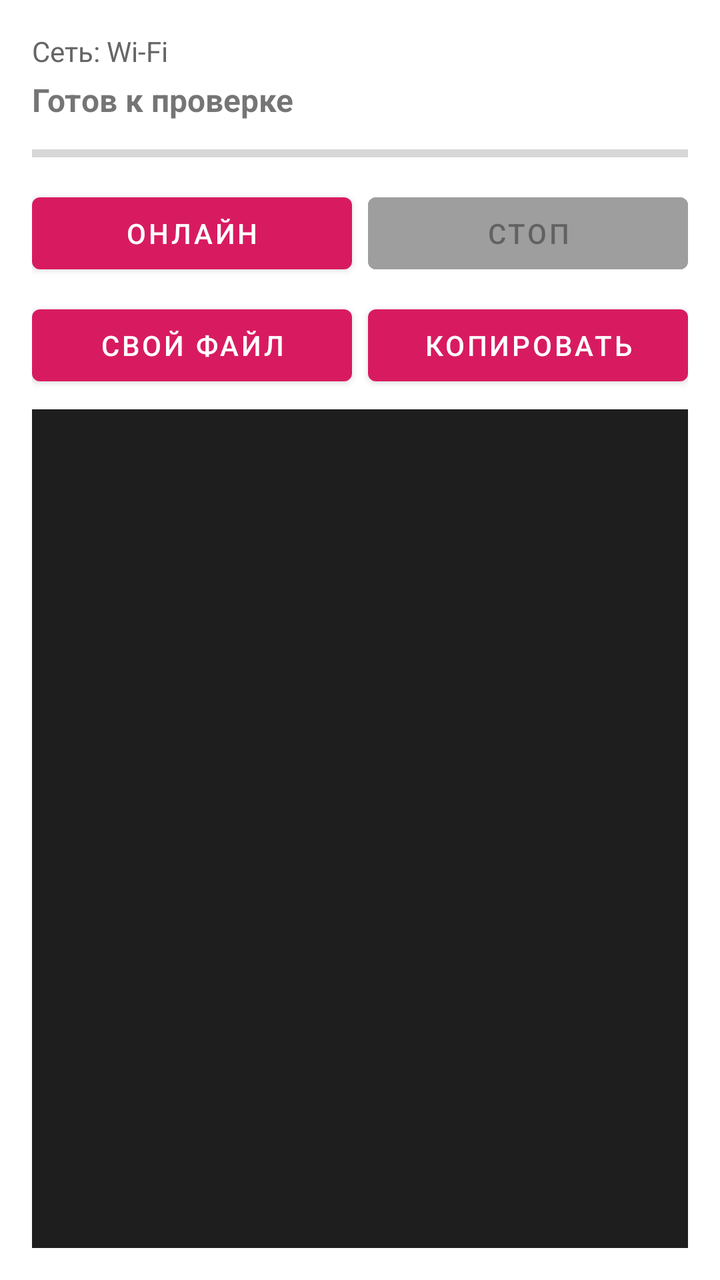
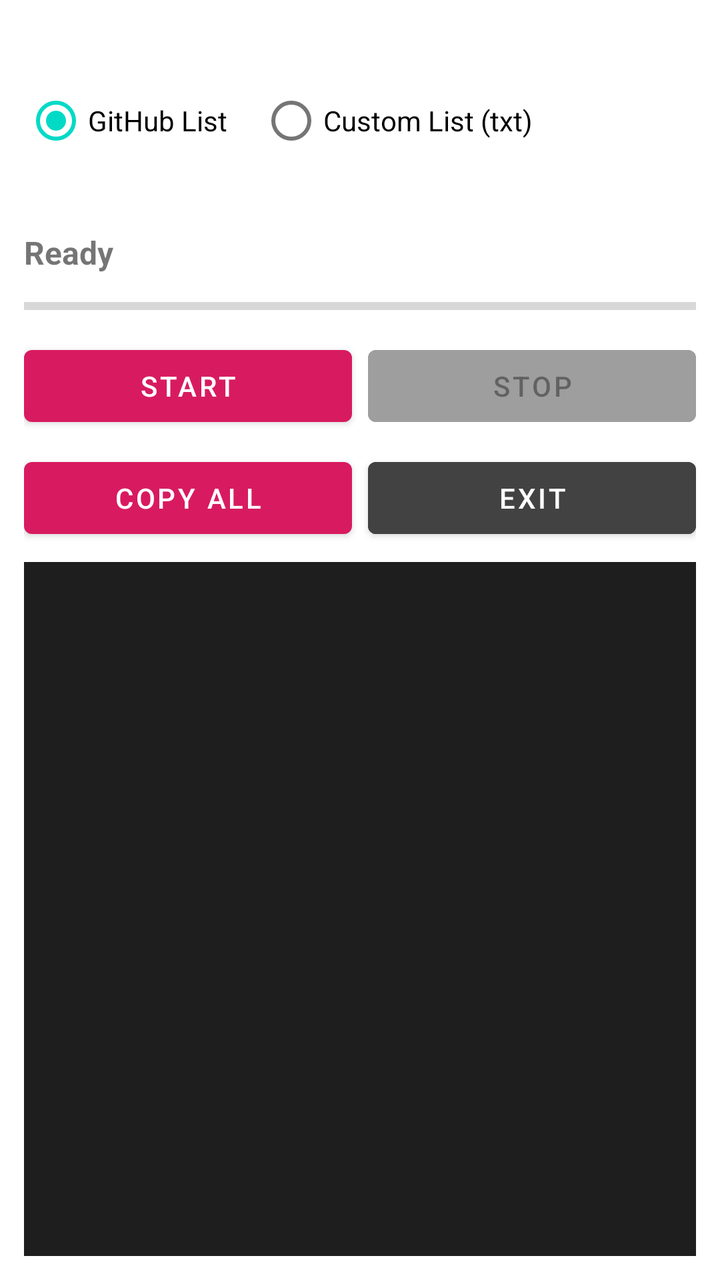

Screens rendered from an Android XML layout before and after an edit, with the pre-edit source and the edit as a unified diff.
<!-- AndroidManifest.xml: application theme Theme.MtChecker -->
<!-- res/layout/activity_main.xml -->
<?xml version="1.0" encoding="utf-8"?>
<LinearLayout xmlns:android="http://schemas.android.com/apk/res/android"
    android:layout_width="match_parent"
    android:layout_height="match_parent"
    android:orientation="vertical"
    android:padding="16dp">

    <TextView
        android:id="@+id/networkText"
        android:layout_width="match_parent"
        android:layout_height="wrap_content"
        android:text="Сеть: Wi-Fi"
        android:textSize="14sp"
        android:textColor="#666666"
        android:layout_marginBottom="4dp"/>

    <TextView
        android:id="@+id/statusText"
        android:layout_width="match_parent"
        android:layout_height="wrap_content"
        android:text="Готов к проверке"
        android:textSize="16sp"
        android:textStyle="bold"
        android:layout_marginBottom="8dp"/>

    <ProgressBar
        android:id="@+id/progressBar"
        style="?android:attr/progressBarStyleHorizontal"
        android:layout_width="match_parent"
        android:layout_height="wrap_content"
        android:max="100"
        android:progress="0"
        android:layout_marginBottom="8dp"/>

    
    <LinearLayout
        android:layout_width="match_parent"
        android:layout_height="wrap_content"
        android:orientation="horizontal"
        android:layout_marginBottom="8dp">

        <Button
            android:id="@+id/checkButton"
            android:layout_width="0dp"
            android:layout_height="wrap_content"
            android:layout_weight="1"
            android:text="Онлайн"
            android:layout_marginEnd="4dp"/>

        <Button
            android:id="@+id/stopButton"
            android:layout_width="0dp"
            android:layout_height="wrap_content"
            android:layout_weight="1"
            android:text="Стоп"
            android:enabled="false"
            android:backgroundTint="#9E9E9E"
            android:layout_marginStart="4dp"/>
    </LinearLayout>

    
    <LinearLayout
        android:layout_width="match_parent"
        android:layout_height="wrap_content"
        android:orientation="horizontal"
        android:layout_marginBottom="8dp">

        <Button
            android:id="@+id/loadFileButton"
            android:layout_width="0dp"
            android:layout_height="wrap_content"
            android:layout_weight="1"
            android:text="Свой файл"
            android:layout_marginEnd="4dp"/>

        <Button
            android:id="@+id/copyButton"
            android:layout_width="0dp"
            android:layout_height="wrap_content"
            android:layout_weight="1"
            android:text="Копировать"
            android:layout_marginStart="4dp"/>
    </LinearLayout>

    <ScrollView
        android:layout_width="match_parent"
        android:layout_height="0dp"
        android:layout_weight="1"
        android:background="#1E1E1E">

        <TextView
            android:id="@+id/resultText"
            android:layout_width="match_parent"
            android:layout_height="wrap_content"
            android:textColor="#FFFFFF"
            android:padding="12dp"
            android:textSize="14sp"
            android:autoLink="web"
            android:linksClickable="true"/>
    </ScrollView>

</LinearLayout>
<!-- resources referenced by this layout -->
<resources>
  <style name="Theme.MtChecker" parent="Theme.MaterialComponents.DayNight.NoActionBar">
          
          <item name="colorPrimary">#D81B60</item> 
          <item name="colorPrimaryVariant">#880E4F</item>
          <item name="colorOnPrimary">#FFFFFF</item>
      </style>
</resources>

<!-- the commit's change to res/layout/activity_main.xml (unified diff, before → after) -->
@@ -3,25 +3,67 @@
     android:layout_width="match_parent"
     android:layout_height="match_parent"
     android:orientation="vertical"
-    android:padding="16dp">
+    android:padding="12dp">
+
+    <TextView
+        android:id="@+id/versionText"
+        android:layout_width="match_parent"
+        android:layout_height="wrap_content"
+        android:textSize="12sp"
+        android:textColor="#888888"
+        android:layout_marginBottom="8dp"/>
+
+    <RadioGroup
+        android:id="@+id/sourceGroup"
+        android:layout_width="match_parent"
+        android:layout_height="wrap_content"
+        android:orientation="horizontal"
+        android:layout_marginBottom="8dp">
+        <RadioButton
+            android:id="@+id/radioGithub"
+            android:layout_width="wrap_content"
+            android:layout_height="wrap_content"
+            android:text="@string/source_github"
+            android:checked="true"
+            android:layout_marginEnd="16dp"/>
+        <RadioButton
+            android:id="@+id/radioCustom"
+            android:layout_width="wrap_content"
+            android:layout_height="wrap_content"
+            android:text="@string/source_custom"/>
+    </RadioGroup>
 
     <TextView
         android:id="@+id/networkText"
         android:layout_width="match_parent"
         android:layout_height="wrap_content"
-        android:text="Сеть: Wi-Fi"
         android:textSize="14sp"
         android:textColor="#666666"
         android:layout_marginBottom="4dp"/>
 
-    <TextView
-        android:id="@+id/statusText"
+    <LinearLayout
         android:layout_width="match_parent"
         android:layout_height="wrap_content"
-        android:text="Готов к проверке"
-        android:textSize="16sp"
-        android:textStyle="bold"
-        android:layout_marginBottom="8dp"/>
+        android:orientation="horizontal"
+        android:layout_marginBottom="8dp"
+        android:gravity="center_vertical">
+        
+        <TextView
+            android:id="@+id/statusText"
+            android:layout_width="0dp"
+            android:layout_height="wrap_content"
+            android:layout_weight="1"
+            android:text="@string/status_ready"
+            android:textSize="16sp"
+            android:textStyle="bold"/>
+            
+        <Chronometer
+            android:id="@+id/chronometer"
+            android:layout_width="wrap_content"
+            android:layout_height="wrap_content"
+            android:textSize="16sp"
+            android:visibility="gone"/>
+    </LinearLayout>
 
     <ProgressBar
         android:id="@+id/progressBar"
@@ -32,71 +74,57 @@
         android:progress="0"
         android:layout_marginBottom="8dp"/>
 
-    
     <LinearLayout
         android:layout_width="match_parent"
         android:layout_height="wrap_content"
         android:orientation="horizontal"
         android:layout_marginBottom="8dp">
-
         <Button
-            android:id="@+id/checkButton"
+            android:id="@+id/startButton"
             android:layout_width="0dp"
             android:layout_height="wrap_content"
             android:layout_weight="1"
-            android:text="Онлайн"
+            android:text="@string/btn_start"
             android:layout_marginEnd="4dp"/>
-
         <Button
             android:id="@+id/stopButton"
             android:layout_width="0dp"
             android:layout_height="wrap_content"
             android:layout_weight="1"
-            android:text="Стоп"
+            android:text="@string/btn_stop"
             android:enabled="false"
             android:backgroundTint="#9E9E9E"
             android:layout_marginStart="4dp"/>
     </LinearLayout>
 
-    
     <LinearLayout
         android:layout_width="match_parent"
         android:layout_height="wrap_content"
         android:orientation="horizontal"
         android:layout_marginBottom="8dp">
-
         <Button
-            android:id="@+id/loadFileButton"
+            android:id="@+id/copyAllButton"
             android:layout_width="0dp"
             android:layout_height="wrap_content"
             android:layout_weight="1"
-            android:text="Свой файл"
+            android:text="@string/btn_copy_all"
             android:layout_marginEnd="4dp"/>
-
         <Button
-            android:id="@+id/copyButton"
+            android:id="@+id/exitButton"
             android:layout_width="0dp"
             android:layout_height="wrap_content"
             android:layout_weight="1"
-            android:text="Копировать"
+            android:text="@string/btn_exit"
+            android:backgroundTint="#424242"
             android:layout_marginStart="4dp"/>
     </LinearLayout>
 
-    <ScrollView
+    
+    <androidx.recyclerview.widget.RecyclerView
+        android:id="@+id/recyclerView"
         android:layout_width="match_parent"
         android:layout_height="0dp"
         android:layout_weight="1"
-        android:background="#1E1E1E">
-
-        <TextView
-            android:id="@+id/resultText"
-            android:layout_width="match_parent"
-            android:layout_height="wrap_content"
-            android:textColor="#FFFFFF"
-            android:padding="12dp"
-            android:textSize="14sp"
-            android:autoLink="web"
-            android:linksClickable="true"/>
-    </ScrollView>
+        android:background="#1E1E1E"/>
 
 </LinearLayout>
<!-- resource entries referenced after the edit -->
@@ -1,5 +1,12 @@
 <!-- resources referenced by this layout -->
 <resources>
+  <string name="btn_copy_all">Copy All</string>
+  <string name="btn_exit">Exit</string>
+  <string name="btn_start">Start</string>
+  <string name="btn_stop">Stop</string>
+  <string name="source_custom">Custom List (txt)</string>
+  <string name="source_github">GitHub List</string>
+  <string name="status_ready">Ready</string>
   <style name="Theme.MtChecker" parent="Theme.MaterialComponents.DayNight.NoActionBar">
           
           <item name="colorPrimary">#D81B60</item> 
